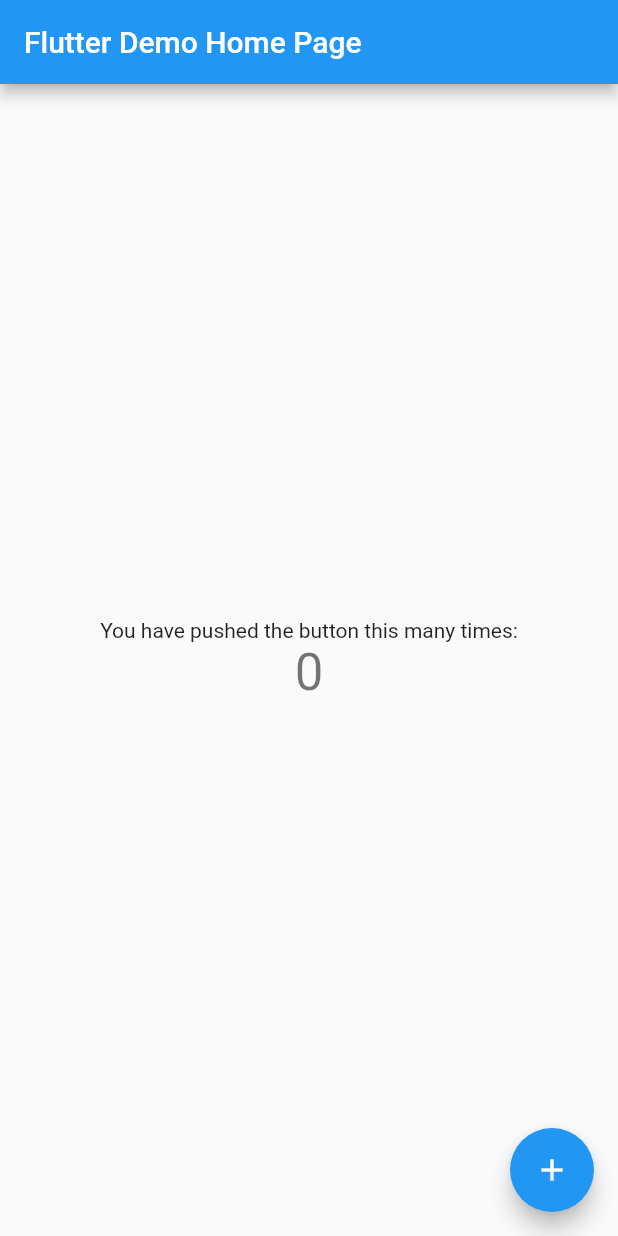
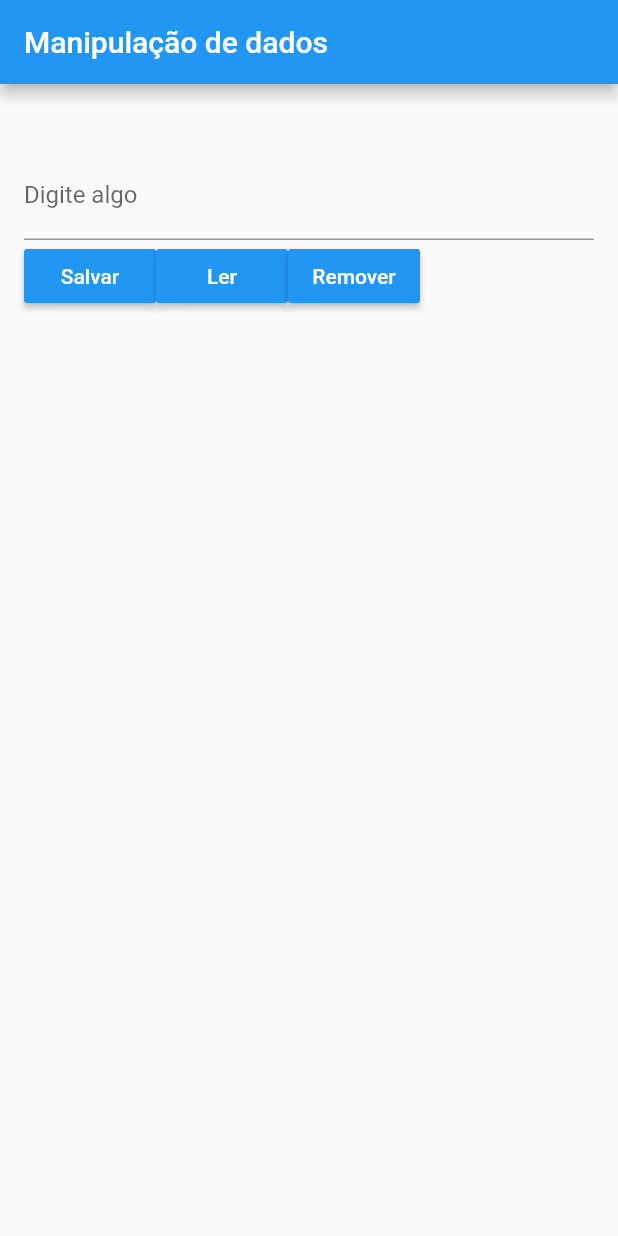
Before and after one commit to moreirapontocom/flutter-preferencias-usuario, a Flutter app: the screen it shows after launch, on a phone screen of 412 x 824 dp. Run offline on Flutter 3.47's test engine with Material 2 defaults, Android fonts, the phone set to English and light mode, and no system bars; our stand-ins replace shared_preferences.

Commit message:
Saving data

```diff
--- /dev/null
+++ b/lib/home.dart
@@ -0,0 +1,94 @@
+import 'package:flutter/material.dart';
+import 'package:shared_preferences/shared_preferences.dart';
+
+class Home extends StatefulWidget {
+  @override
+  _HomeState createState() => _HomeState();
+}
+
+class _HomeState extends State<Home> {
+
+  String _texto = "";
+  TextEditingController _campoTexto = TextEditingController();
+
+  _salvar() async {
+
+    String _valorDigitado = _campoTexto.text;
+
+    final prefs = await SharedPreferences.getInstance();
+    await prefs.setString("nome", _valorDigitado);
+
+    _campoTexto.text = "";
+
+    setState(() {
+      _texto = "Dados salvos!";
+    });
+
+    // Dismiss keyboard
+    FocusScope.of(context).requestFocus(new FocusNode());
+  }
+
+  _ler() {
+
+  }
+
+  _remover() {
+
+  }
+
+  @override
+  Widget build(BuildContext context) {
+
+    return Scaffold(
+      appBar: AppBar(
+        title: Text('Manipulação de dados'),
+      ),
+      body: Container(
+        padding: EdgeInsets.all(16),
+        child: Column(
+          children: <Widget>[
+
+            Text(_texto,
+              textAlign: TextAlign.center,
+              style: TextStyle(
+                fontSize: 25
+              ),
+            ),
+
+            TextField(
+              keyboardType: TextInputType.text,
+              controller: _campoTexto,
+              decoration: InputDecoration(
+                labelText: "Digite algo"
+              ),
+            ),
+
+            Row(
+              children: <Widget>[
+
+                RaisedButton(
+                  color: Colors.blue,
+                  child: Text("Salvar", style: TextStyle(color: Colors.white),),
+                  onPressed: _salvar,
+                ),
+                RaisedButton(
+                  color: Colors.blue,
+                  child: Text("Ler", style: TextStyle(color: Colors.white),),
+                  onPressed: _ler,
+                ),
+                RaisedButton(
+                  color: Colors.blue,
+                  child: Text("Remover", style: TextStyle(color: Colors.white),),
+                  onPressed: _remover,
+                )
+
+              ],
+            )
+
+          ],
+        ),
+      ),
+    );
+
+  }
+}
--- a/lib/main.dart
+++ b/lib/main.dart
@@ -1,111 +1,10 @@
 import 'package:flutter/material.dart';
+import 'package:preferenciasusuario/home.dart';
 
-void main() => runApp(MyApp());
-
-class MyApp extends StatelessWidget {
-  // This widget is the root of your application.
-  @override
-  Widget build(BuildContext context) {
-    return MaterialApp(
-      title: 'Flutter Demo',
-      theme: ThemeData(
-        // This is the theme of your application.
-        //
-        // Try running your application with "flutter run". You'll see the
-        // application has a blue toolbar. Then, without quitting the app, try
-        // changing the primarySwatch below to Colors.green and then invoke
-        // "hot reload" (press "r" in the console where you ran "flutter run",
-        // or simply save your changes to "hot reload" in a Flutter IDE).
-        // Notice that the counter didn't reset back to zero; the application
-        // is not restarted.
-        primarySwatch: Colors.blue,
-      ),
-      home: MyHomePage(title: 'Flutter Demo Home Page'),
-    );
-  }
+void main() {
+  runApp(MaterialApp(
+    title: "Preferencias Usuario",
+    home: Home(),
+    debugShowCheckedModeBanner: false,
+  ));
 }
-
-class MyHomePage extends StatefulWidget {
-  MyHomePage({Key key, this.title}) : super(key: key);
-
-  // This widget is the home page of your application. It is stateful, meaning
-  // that it has a State object (defined below) that contains fields that affect
-  // how it looks.
-
-  // This class is the configuration for the state. It holds the values (in this
-  // case the title) provided by the parent (in this case the App widget) and
-  // used by the build method of the State. Fields in a Widget subclass are
-  // always marked "final".
-
-  final String title;
-
-  @override
-  _MyHomePageState createState() => _MyHomePageState();
-}
-
-class _MyHomePageState extends State<MyHomePage> {
-  int _counter = 0;
-
-  void _incrementCounter() {
-    setState(() {
-      // This call to setState tells the Flutter framework that something has
-      // changed in this State, which causes it to rerun the build method below
-      // so that the display can reflect the updated values. If we changed
-      // _counter without calling setState(), then the build method would not be
-      // called again, and so nothing would appear to happen.
-      _counter++;
-    });
-  }
-
-  @override
-  Widget build(BuildContext context) {
-    // This method is rerun every time setState is called, for instance as done
-    // by the _incrementCounter method above.
-    //
-    // The Flutter framework has been optimized to make rerunning build methods
-    // fast, so that you can just rebuild anything that needs updating rather
-    // than having to individually change instances of widgets.
-    return Scaffold(
-      appBar: AppBar(
-        // Here we take the value from the MyHomePage object that was created by
-        // the App.build method, and use it to set our appbar title.
-        title: Text(widget.title),
-      ),
-      body: Center(
-        // Center is a layout widget. It takes a single child and positions it
-        // in the middle of the parent.
-        child: Column(
-          // Column is also a layout widget. It takes a list of children and
-          // arranges them vertically. By default, it sizes itself to fit its
-          // children horizontally, and tries to be as tall as its parent.
-          //
-          // Invoke "debug painting" (press "p" in the console, choose the
-          // "Toggle Debug Paint" action from the Flutter Inspector in Android
-          // Studio, or the "Toggle Debug Paint" command in Visual Studio Code)
-          // to see the wireframe for each widget.
-          //
-          // Column has various properties to control how it sizes itself and
-          // how it positions its children. Here we use mainAxisAlignment to
-          // center the children vertically; the main axis here is the vertical
-          // axis because Columns are vertical (the cross axis would be
-          // horizontal).
-          mainAxisAlignment: MainAxisAlignment.center,
-          children: <Widget>[
-            Text(
-              'You have pushed the button this many times:',
-            ),
-            Text(
-              '$_counter',
-              style: Theme.of(context).textTheme.display1,
-            ),
-          ],
-        ),
-      ),
-      floatingActionButton: FloatingActionButton(
-        onPressed: _incrementCounter,
-        tooltip: 'Increment',
-        child: Icon(Icons.add),
-      ), // This trailing comma makes auto-formatting nicer for build methods.
-    );
-  }
-}
--- a/pubspec.yaml
+++ b/pubspec.yaml
@@ -23,6 +23,7 @@ dependencies:
   # The following adds the Cupertino Icons font to your application.
   # Use with the CupertinoIcons class for iOS style icons.
   cupertino_icons: ^0.1.2
+  shared_preferences: ^0.5.2
 
 dev_dependencies:
   flutter_test:
```
Also changed, not shown: pubspec.lock, 1 other file.
